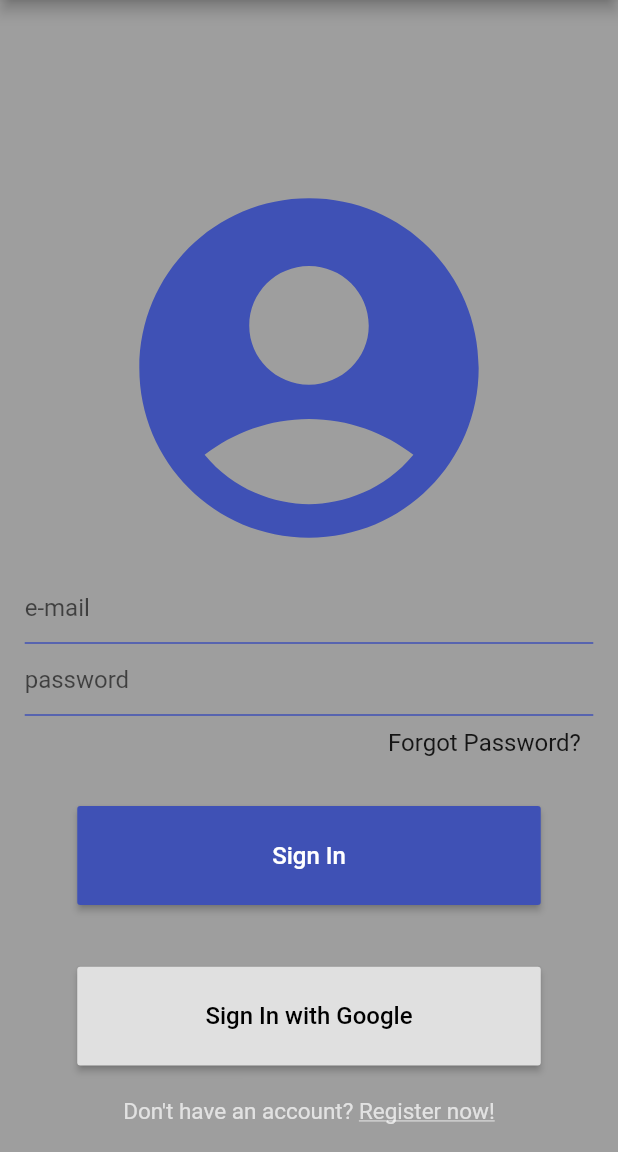
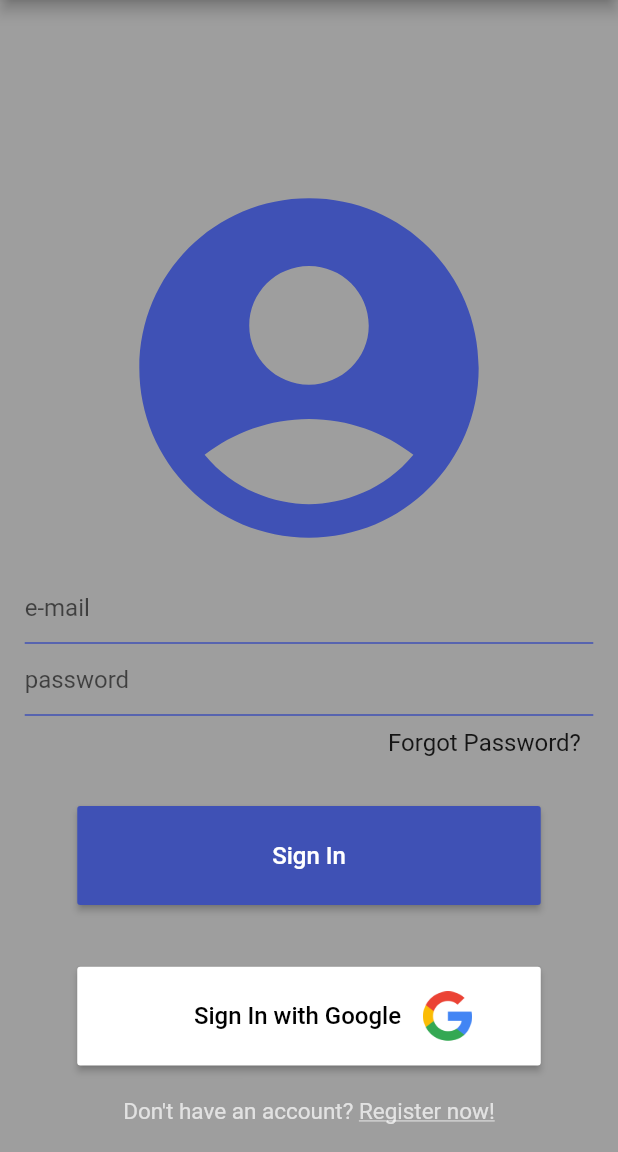
Before and after one commit to ayhncvdr/MessengerAppFinalProject, a Flutter app: the Tabs screen opened directly, after a tap on the "exit to app" icon, on a phone screen of 412 x 824 dp, the part 84-1236 px from its top. Run offline on Flutter 3.47's test engine with Material 2 defaults, Android fonts, the phone set to English and light mode, and no system bars; our stand-ins replace cloud_firestore, firebase_auth, firebase_core, google_fonts, google_sign_in, image_picker and 2 more; accounts and stored records are empty; network calls fail; statements that could not run were skipped.

Commit message:
Google Icon& Camera and Some other UI changes

```diff
--- a/lib/Pages/SignIn.dart
+++ b/lib/Pages/SignIn.dart
@@ -95,7 +95,8 @@ class _SignInState extends State<SignIn> {
           email: userDetails.email,
           username: userDetails.email.replaceAll("@gmail.com", ""),
           name: userDetails.displayName,
-          profileUrl: userDetails.photoURL,
+          profileUrl:
+              "https://img.fanatik.com.tr/img/78/700x400/60287a47ae298b679f6fde03.jpg",
         );
       }
       /*.then((value) {
@@ -252,6 +253,7 @@ class _SignInState extends State<SignIn> {
                       width: MediaQuery.of(context).size.width * 0.75,
                       height: MediaQuery.of(context).size.height * 0.08,
                       child: RaisedButton(
+                        color: Colors.white,
                         onPressed: () {
                           signInWithGoogle(context).then((value) {
                             Navigator.push(
@@ -260,9 +262,22 @@ class _SignInState extends State<SignIn> {
                                     builder: (context) => Tabs()));
                           });
                         },
-                        child: Text(
-                          "Sign In with Google",
-                          style: TextStyle(color: Colors.black, fontSize: 16),
+                        child: Row(
+                          children: [
+                            SizedBox(
+                              width: MediaQuery.of(context).size.width * 0.15,
+                            ),
+                            Text(
+                              "Sign In with Google",
+                              style:
+                                  TextStyle(color: Colors.black, fontSize: 16),
+                            ),
+                            Image(
+                              image: AssetImage("images/google.png"),
+                              height: MediaQuery.of(context).size.height * 0.04,
+                              width: MediaQuery.of(context).size.width * 0.15,
+                            )
+                          ],
                         ),
                       ),
                     ),
--- a/lib/Pages/SignUp.dart
+++ b/lib/Pages/SignUp.dart
@@ -44,7 +44,8 @@ class _SignUpState extends State<SignUp> {
           email: userDetails.email,
           username: _username,
           name: userDetails.displayName,
-          profileUrl: userDetails.photoURL,
+          profileUrl:
+              "https://img.fanatik.com.tr/img/78/700x400/60287a47ae298b679f6fde03.jpg",
         );
       }
       /* .then((value) {
--- a/lib/Pages/Tabs.dart
+++ b/lib/Pages/Tabs.dart
@@ -1,3 +1,5 @@
+import 'dart:io';
+
 import 'package:chat_app_final/Pages/SignIn.dart';
 import 'package:chat_app_final/TabPages/CallsPage.dart';
 import 'package:chat_app_final/TabPages/CameraPage.dart';
@@ -6,6 +8,7 @@ import 'package:chat_app_final/TabPages/StatusPage.dart';
 import 'package:firebase_auth/firebase_auth.dart';
 import 'package:flutter/material.dart';
 import 'package:google_fonts/google_fonts.dart';
+import 'package:image_picker/image_picker.dart';
 
 class Tabs extends StatefulWidget {
   @override
@@ -14,6 +17,15 @@ class Tabs extends StatefulWidget {
 
 class _TabsState extends State<Tabs> with SingleTickerProviderStateMixin {
   TabController tabController;
+
+  File _image;
+  final imagePicker = ImagePicker();
+  Future getImage() async {
+    final image = await imagePicker.getImage(source: ImageSource.camera);
+    setState(() {
+      _image = File(image.path);
+    });
+  }
 
   @override
   void initState() {
@@ -57,7 +69,16 @@ class _TabsState extends State<Tabs> with SingleTickerProviderStateMixin {
           controller: tabController,
           tabs: [
             Tab(
-              icon: Icon(Icons.camera_alt),
+              icon: GestureDetector(
+                  onTap: () {
+                    getImage();
+                    if (_image == null) {
+                      return "no image selected";
+                    } else {
+                      return Image.file(_image);
+                    }
+                  },
+                  child: Icon(Icons.camera_alt)),
             ),
             Tab(
               text: "Chats",
--- a/lib/TabPages/ChatsPage.dart
+++ b/lib/TabPages/ChatsPage.dart
@@ -14,6 +14,7 @@ class ChatsPage extends StatefulWidget {
 class _ChatsPageState extends State<ChatsPage> {
   TextEditingController _textEditingController = TextEditingController();
   String myName, myProfilePic, myUsername, myEmail;
+  Stream chatRoomsStream;
 
   getMyInfowithSharedPreference() async {
     // current user's info with sharedpreference
@@ -82,8 +83,6 @@ class _ChatsPageState extends State<ChatsPage> {
     );
   }
 
-  Widget ListofChats() {}
-
   Widget searchUsersList() {
     return FutureBuilder(
         future:
@@ -111,9 +110,13 @@ class _ChatsPageState extends State<ChatsPage> {
         });
   }
 
+  onScreenLoaded() async {
+    await getMyInfowithSharedPreference();
+  }
+
   @override
   void initState() {
-    getMyInfowithSharedPreference();
+    onScreenLoaded();
     super.initState();
   }
 
```
Also changed, not shown: pubspec.yaml (+5 -3 lines), images/google.png (added), pubspec.lock.
